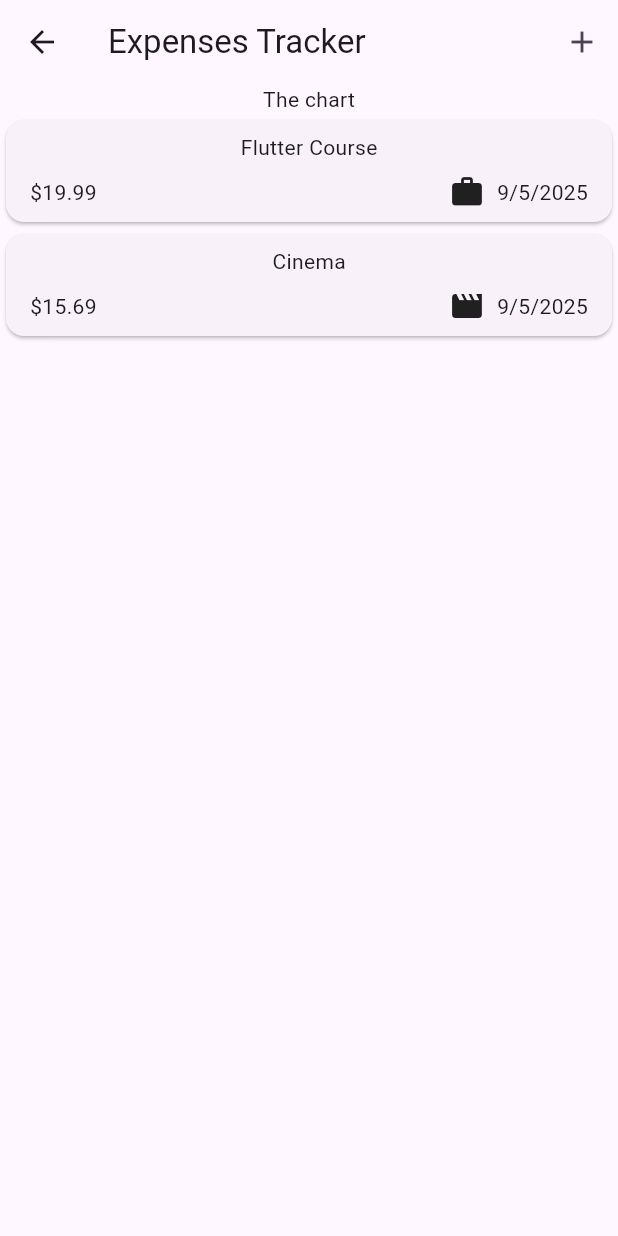
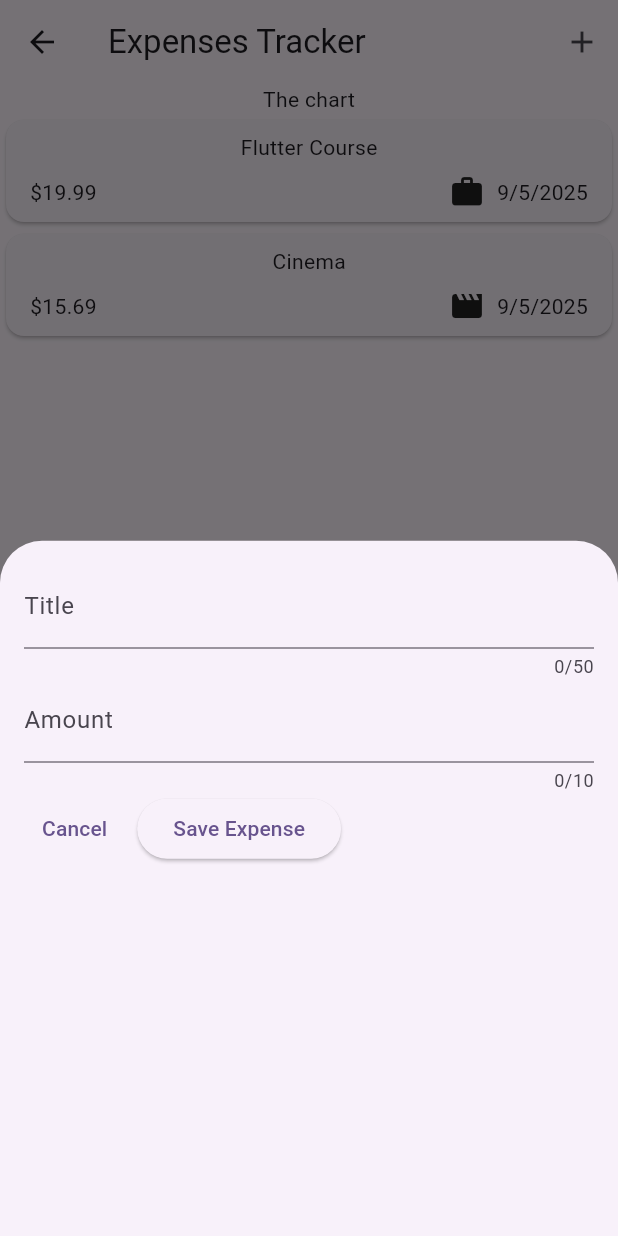
Before and after one commit to mostafa-tabasi/flutter-practice, a Flutter app: the ExpensesScreen screen opened directly, after a tap on the "add" icon, on a phone screen of 412 x 824 dp. Run offline on Flutter 3.47's test engine with Material 3 defaults, Android fonts, the phone set to English and light mode, and no system bars; our stand-ins replace google_fonts.

Commit message:
(Expenses Tracker) Added + functionality to the app bar action button

```diff
--- a/lib/expense_tracker/expenses_screen.dart
+++ b/lib/expense_tracker/expenses_screen.dart
@@ -1,5 +1,6 @@
 import 'package:flutter/material.dart';
 import 'package:flutter_practice/expense_tracker/models/expense.dart';
+import 'package:flutter_practice/expense_tracker/widgets/add_new_expense.dart';
 import 'package:flutter_practice/expense_tracker/widgets/expenses_list.dart';
 
 class ExpensesScreen extends StatefulWidget {
@@ -27,12 +28,26 @@ class _ExpensesScreenState extends State<ExpensesScreen> {
     ),
   ];
 
+  void _openAddExpenseBottomSheet() {
+    showModalBottomSheet(
+      context: context,
+      builder: (ctx) {
+        return AddNewExpense();
+      },
+    );
+  }
+
   @override
   Widget build(BuildContext context) {
     return Scaffold(
       appBar: AppBar(
         title: Text('Expenses Tracker'),
-        actions: [IconButton(onPressed: () {}, icon: Icon(Icons.add))],
+        actions: [
+          IconButton(
+            onPressed: _openAddExpenseBottomSheet,
+            icon: Icon(Icons.add),
+          ),
+        ],
       ),
       body: Column(
         children: [
--- /dev/null
+++ b/lib/expense_tracker/widgets/add_new_expense.dart
@@ -0,0 +1,64 @@
+import 'package:flutter/material.dart';
+
+class AddNewExpense extends StatefulWidget {
+  const AddNewExpense({super.key});
+
+  @override
+  State<AddNewExpense> createState() {
+    return _AddNewExpenseState();
+  }
+}
+
+class _AddNewExpenseState extends State<AddNewExpense> {
+  final _titleController = TextEditingController();
+  final _amountController = TextEditingController();
+
+  @override
+  void dispose() {
+    _titleController.dispose();
+    _amountController.dispose();
+    super.dispose();
+  }
+
+  @override
+  Widget build(BuildContext context) {
+    return Padding(
+      padding: EdgeInsets.all(16),
+      child: Column(
+        children: [
+          TextField(
+            controller: _titleController,
+            maxLength: 50,
+            decoration: const InputDecoration(label: Text('Title')),
+          ),
+          TextField(
+            controller: _amountController,
+            maxLength: 10,
+            keyboardType: TextInputType.number,
+            decoration: const InputDecoration(
+              label: Text('Amount'),
+              prefixText: '\$ ',
+            ),
+          ),
+          Row(
+            children: [
+              TextButton(
+                onPressed: () {
+                  Navigator.pop(context);
+                },
+                child: Text('Cancel'),
+              ),
+              SizedBox(width: 8),
+              ElevatedButton(
+                onPressed: () {
+                  print(_titleController.text);
+                },
+                child: const Text('Save Expense'),
+              ),
+            ],
+          ),
+        ],
+      ),
+    );
+  }
+}
```
